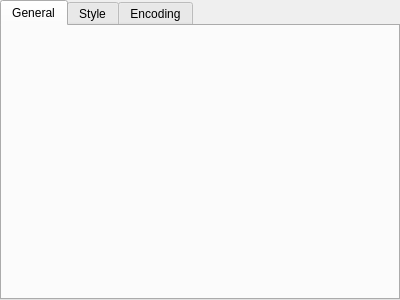
gyoerkaa/confuser, file src/exportoptionsdialog.ui: the form before one commit.
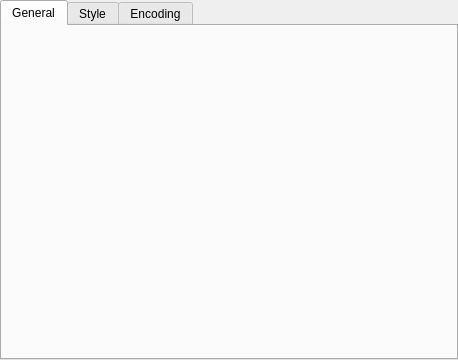
The form after the commit.

```diff
--- a/src/exportoptionsdialog.ui
+++ b/src/exportoptionsdialog.ui
@@ -9,8 +9,8 @@
    <rect>
     <x>0</x>
     <y>0</y>
-    <width>400</width>
-    <height>300</height>
+    <width>458</width>
+    <height>360</height>
    </rect>
   </property>
   <property name="contextMenuPolicy">
```
Left out of the diff: 2 changed lines with no effect on the pictures.
